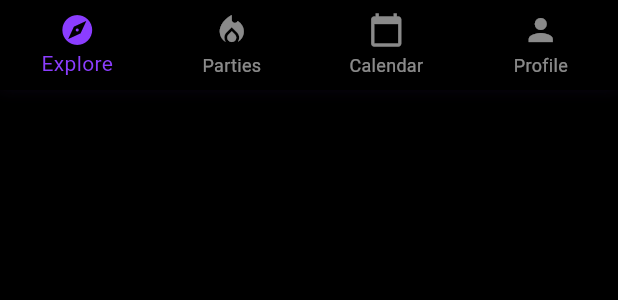
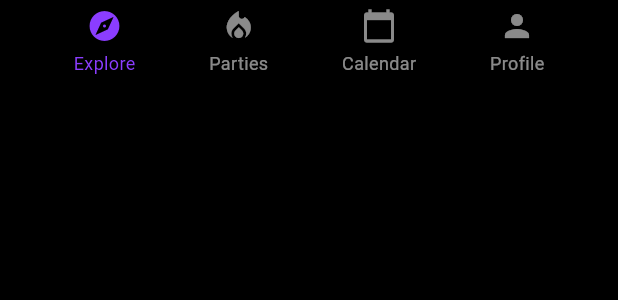
Before and after one commit to poolboyinc/fmpglobalinc, a Flutter app: the CustomBottomNavBar widget shown alone on an empty page, opened directly with empty values, on a phone screen of 412 x 824 dp. Shown: the top 300 px of the screen. Run offline on Flutter 3.47's test engine with Material 3 defaults, Android fonts, the light colour scheme and no system bars; our stand-ins replace dartz, equatable, firebase_auth, firebase_core, flutter_bloc, flutter_dotenv and 3 more; missing offline and left inert: mapbox_maps_flutter; accounts and stored records are empty; generated files the repository leaves out were written again.

Commit message:
pixel overflow fix

```diff
--- a/lib/features/auth/presentation/widgets/bottom_nav_bar.dart
+++ b/lib/features/auth/presentation/widgets/bottom_nav_bar.dart
@@ -1,6 +1,5 @@
-// lib/features/menu/presentation/widgets/bottom_nav_bar.dart
+import 'package:flutter/material.dart';
 import 'package:fmpglobalinc/core/config/theme.dart';
-import 'package:flutter/material.dart';
 
 class CustomBottomNavBar extends StatelessWidget {
   final int currentIndex;
@@ -14,42 +13,45 @@ class CustomBottomNavBar extends StatelessWidget {
 
   @override
   Widget build(BuildContext context) {
-    return SizedBox(
-      height: 60, // Fixed height
-      child: Container(
-        decoration: BoxDecoration(
-          color: Colors.black,
-          boxShadow: [
-            BoxShadow(
-              color: AppTheme.primaryPurple.withOpacity(0.2),
-              blurRadius: 10,
-              offset: const Offset(0, -5),
+    final bottomPadding = MediaQuery.of(context).padding.bottom;
+
+    return Container(
+      color: Colors.black,
+      height: kBottomNavigationBarHeight + bottomPadding,
+      child: Column(
+        mainAxisSize: MainAxisSize.min,
+        children: [
+          SizedBox(
+            height: kBottomNavigationBarHeight,
+            child: Row(
+              mainAxisAlignment: MainAxisAlignment.spaceEvenly,
+              children: [
+                _buildNavItem(0, Icons.explore, "Explore"),
+                _buildNavItem(1, Icons.local_fire_department, "Parties"),
+                _buildNavItem(2, Icons.calendar_today, "Calendar"),
+                _buildNavItem(3, Icons.person, "Profile"),
+              ],
             ),
-          ],
-        ),
-        child: BottomNavigationBar(
-          currentIndex: currentIndex,
-          onTap: onTap,
-          backgroundColor: Colors.transparent,
-          type: BottomNavigationBarType.fixed,
-          selectedItemColor: AppTheme.primaryPurple,
-          unselectedItemColor: Colors.white54,
-          items: const [
-            BottomNavigationBarItem(
-              icon: Icon(Icons.explore),
-              label: 'Explore',
-            ),
-            BottomNavigationBarItem(
-              icon: Icon(Icons.local_fire_department),
-              label: 'Parties',
-            ),
-            BottomNavigationBarItem(
-              icon: Icon(Icons.calendar_today),
-              label: 'Calendar',
-            ),
-            BottomNavigationBarItem(icon: Icon(Icons.person), label: 'Profile'),
-          ],
-        ),
+          ),
+          SizedBox(height: bottomPadding),
+        ],
+      ),
+    );
+  }
+
+  Widget _buildNavItem(int index, IconData icon, String label) {
+    final isSelected = index == currentIndex;
+    final color = isSelected ? AppTheme.primaryPurple : Colors.white54;
+
+    return InkWell(
+      onTap: () => onTap(index),
+      child: Column(
+        mainAxisSize: MainAxisSize.min,
+        children: [
+          Icon(icon, color: color),
+          const SizedBox(height: 4),
+          Text(label, style: TextStyle(color: color, fontSize: 12)),
+        ],
       ),
     );
   }
--- a/lib/features/navigation/presentation/pages/main_scaffold.dart
+++ b/lib/features/navigation/presentation/pages/main_scaffold.dart
@@ -36,8 +36,12 @@ class _MainScaffoldState extends State<MainScaffold> {
       ProfilePage(onNavigateToTab: _onPageChanged),
     ];
 
+    // Only one Scaffold in the entire app structure
     return Scaffold(
-      body: pages[_currentIndex],
+      backgroundColor: Colors.black,
+      extendBody: true, // Important for bottom nav bar
+      resizeToAvoidBottomInset: false,
+      body: IndexedStack(index: _currentIndex, children: pages),
       bottomNavigationBar: CustomBottomNavBar(
         currentIndex: _currentIndex,
         onTap: _onPageChanged,
```
Also changed, not shown: lib/features/auth/presentation/pages/menu_page.dart (+6 -15 lines), lib/features/map/presentation/pages/map_page.dart (+3 -4 lines), 1 other file.
